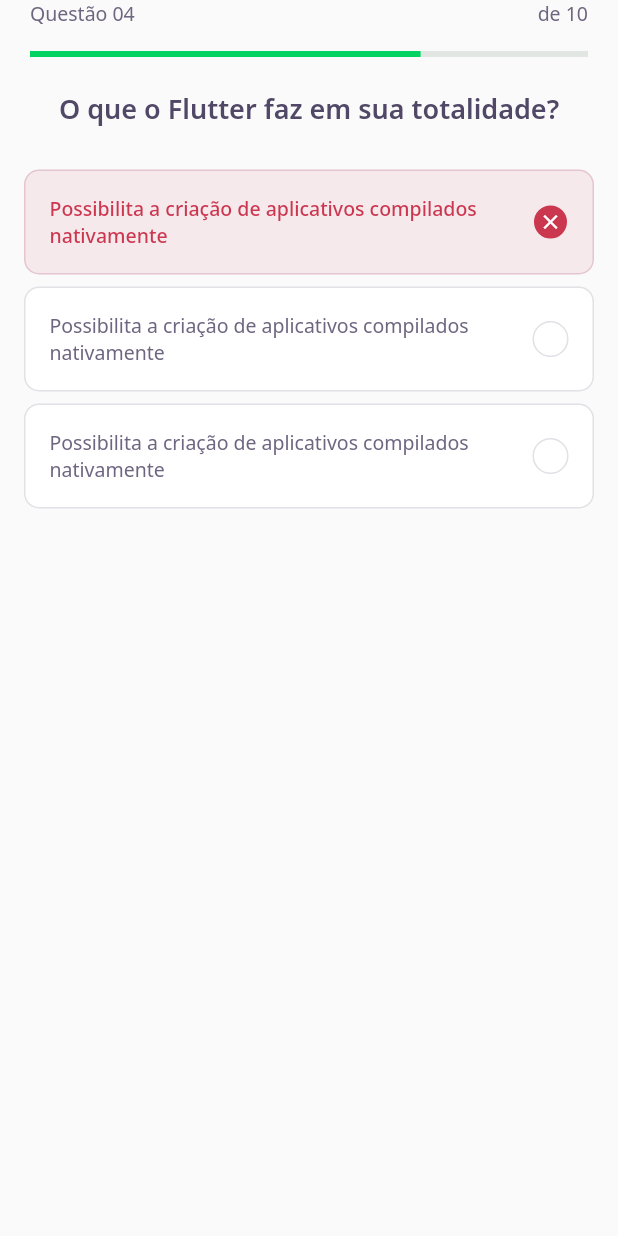
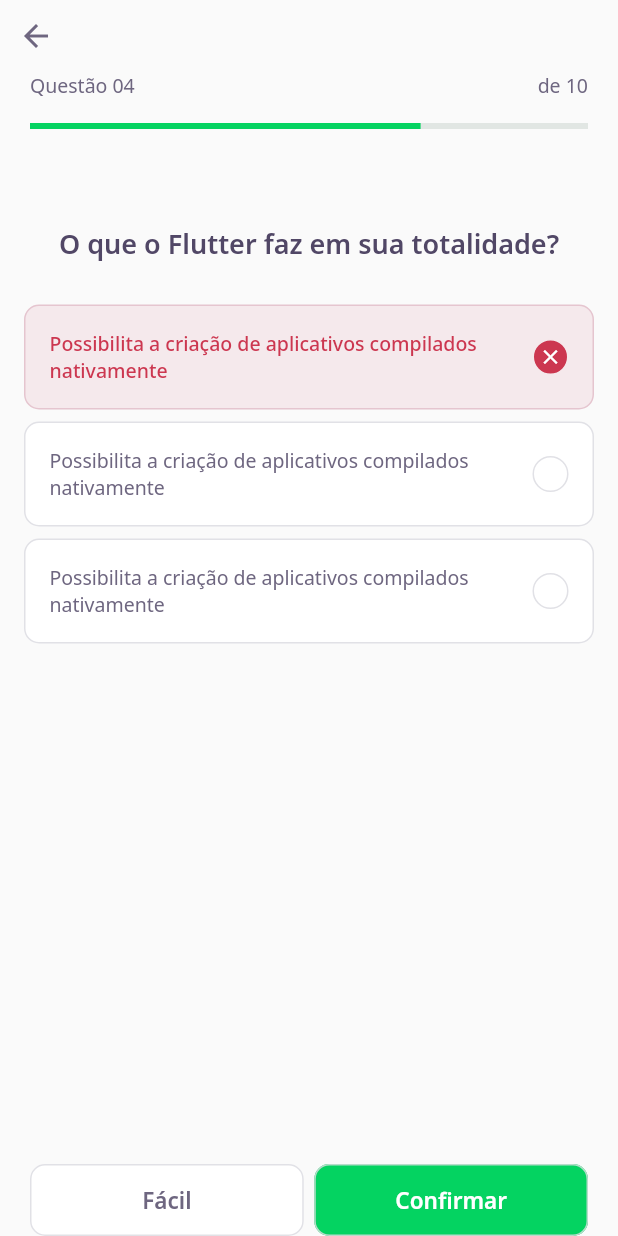
Before and after one commit to edilson-rodrigues/flutter_quiz_nlw, a Flutter app: the ChallengePage screen opened directly, on a phone screen of 412 x 824 dp. Run offline on Flutter 3.47's test engine with Material 2 defaults, Android fonts, the phone set to English and light mode, and no system bars; our stand-ins replace google_fonts; accounts and stored records are empty; network calls fail.

Commit message:
navigation and challenge page

```diff
--- a/lib/challenge/challenge_page.dart
+++ b/lib/challenge/challenge_page.dart
@@ -1,6 +1,9 @@
 import 'package:dev_quiz/challenge/question_indicator/question_indicator_widget.dart';
 import 'package:dev_quiz/challenge/quiz/quiz_widget.dart';
+import 'package:dev_quiz/core/app_colors.dart';
 import 'package:flutter/material.dart';
+
+import 'next_button/next_button_widget.dart';
 
 class ChallengePage extends StatefulWidget {
   @override
@@ -12,15 +15,51 @@ class _ChallengePageState extends State<ChallengePage> {
   Widget build(BuildContext context) {
     return Scaffold(
       appBar: PreferredSize(
-        preferredSize: Size.fromHeight(60),
+        preferredSize: Size.fromHeight(86),
         child: SafeArea(
           top: true,
-          child: QuestionIndicatorWidget(),
+          child: Column(
+            crossAxisAlignment: CrossAxisAlignment.start,
+            children: [
+              BackButton(
+                color: AppColors.grey,
+              ),
+              QuestionIndicatorWidget(),
+            ],
+          ),
         ),
       ),
       body: QuizWidget(
         title: 'O que o Flutter faz em sua totalidade?',
       ),
+      bottomNavigationBar: SafeArea(
+        bottom: true,
+        child: Padding(
+          padding: const EdgeInsets.symmetric(
+            horizontal: 20,
+          ),
+          child: Row(
+            mainAxisAlignment: MainAxisAlignment.spaceAround,
+            children: [
+              Expanded(
+                child: NextButtonWidget.white(
+                  label: 'Fácil',
+                  onTap: () {},
+                ),
+              ),
+              SizedBox(
+                width: 7,
+              ),
+              Expanded(
+                child: NextButtonWidget.green(
+                  label: 'Confirmar',
+                  onTap: () {},
+                ),
+              ),
+            ],
+          ),
+        ),
+      ),
     );
   }
 }
--- /dev/null
+++ b/lib/challenge/next_button/next_button_widget.dart
@@ -0,0 +1,79 @@
+import 'package:flutter/material.dart';
+import 'package:google_fonts/google_fonts.dart';
+
+import 'package:dev_quiz/core/app_colors.dart';
+
+class NextButtonWidget extends StatelessWidget {
+  final String label;
+  final Color backgroundColor;
+  final Color fontColor;
+  final Color borderColor;
+  final Color overlayColor;
+  final VoidCallback onTap;
+
+  const NextButtonWidget({
+    Key? key,
+    required this.label,
+    required this.backgroundColor,
+    required this.fontColor,
+    required this.borderColor,
+    required this.overlayColor,
+    required this.onTap,
+  }) : super(key: key);
+
+  NextButtonWidget.green({
+    required String label,
+    required VoidCallback onTap,
+  })   : this.backgroundColor = AppColors.darkGreen,
+        this.fontColor = AppColors.white,
+        this.borderColor = AppColors.green,
+        this.onTap = onTap,
+        this.overlayColor = Colors.greenAccent.shade400,
+        this.label = label;
+
+  NextButtonWidget.white({
+    required String label,
+    required VoidCallback onTap,
+  })   : this.backgroundColor = AppColors.white,
+        this.fontColor = AppColors.grey,
+        this.borderColor = AppColors.border,
+        this.onTap = onTap,
+        this.overlayColor = AppColors.border,
+        this.label = label;
+
+  @override
+  Widget build(BuildContext context) {
+    return Container(
+      height: 48,
+      child: TextButton(
+        style: ButtonStyle(
+          backgroundColor: MaterialStateProperty.all(
+            backgroundColor,
+          ),
+          shape: MaterialStateProperty.all(
+            RoundedRectangleBorder(
+              borderRadius: BorderRadius.circular(10),
+            ),
+          ),
+          side: MaterialStateProperty.all(
+            BorderSide(
+              color: borderColor,
+            ),
+          ),
+          overlayColor: MaterialStateProperty.all(
+            overlayColor,
+          ),
+        ),
+        onPressed: onTap,
+        child: Text(
+          label,
+          style: GoogleFonts.notoSans(
+            fontWeight: FontWeight.w600,
+            fontSize: 15,
+            color: fontColor,
+          ),
+        ),
+      ),
+    );
+  }
+}
--- a/lib/challenge/quiz/quiz_widget.dart
+++ b/lib/challenge/quiz/quiz_widget.dart
@@ -14,6 +14,9 @@ class QuizWidget extends StatelessWidget {
   Widget build(BuildContext context) {
     return Column(
       children: [
+        SizedBox(
+          height: 64,
+        ),
         Text(
           title,
           style: AppTextStyles.heading,
--- a/lib/core/app_widget.dart
+++ b/lib/core/app_widget.dart
@@ -1,5 +1,3 @@
-// import 'package:dev_quiz/splash/splash_page.dart';
-// import 'package:dev_quiz/challenge/challenge_page.dart';
 import 'package:dev_quiz/home/home_page.dart';
 import 'package:flutter/material.dart';
 
--- a/lib/home/home_page.dart
+++ b/lib/home/home_page.dart
@@ -1,3 +1,4 @@
+import 'package:dev_quiz/challenge/challenge_page.dart';
 import 'package:dev_quiz/core/app_colors.dart';
 import 'package:dev_quiz/home/home_controller.dart';
 import 'package:dev_quiz/home/home_state.dart';
@@ -71,6 +72,14 @@ class _HomePageState extends State<HomePage> {
                   crossAxisCount: 2,
                   children: controller.quizzes!
                       .map((e) => QuizCardWidget(
+                            onTap: () {
+                              Navigator.push(
+                                context,
+                                MaterialPageRoute(
+                                  builder: (cx) => ChallengePage(),
+                                ),
+                              );
+                            },
                             title: e.title,
                             completed:
                                 "${e.questionAnswered}/${e.questions.length}",
--- a/lib/home/widgets/quiz_card/quiz_card_widget.dart
+++ b/lib/home/widgets/quiz_card/quiz_card_widget.dart
@@ -7,18 +7,22 @@ class QuizCardWidget extends StatelessWidget {
   final String title;
   final String completed;
   final double percent;
+  final VoidCallback onTap;
 
   const QuizCardWidget({
     Key? key,
     required this.title,
     required this.completed,
     required this.percent,
+    required this.onTap,
   }) : super(key: key);
 
   @override
   Widget build(BuildContext context) {
     Size size = MediaQuery.of(context).size;
-    return Container(
+    return GestureDetector(
+      onTap: onTap,
+      child: Container(
         padding: EdgeInsets.all(16),
         decoration: BoxDecoration(
           border: Border.fromBorderSide(
@@ -69,6 +73,7 @@ class QuizCardWidget extends StatelessWidget {
             )
           ],
         ),
+      ),
     );
   }
 }
```
Lines whose indentation alone changed are shown as unchanged.
